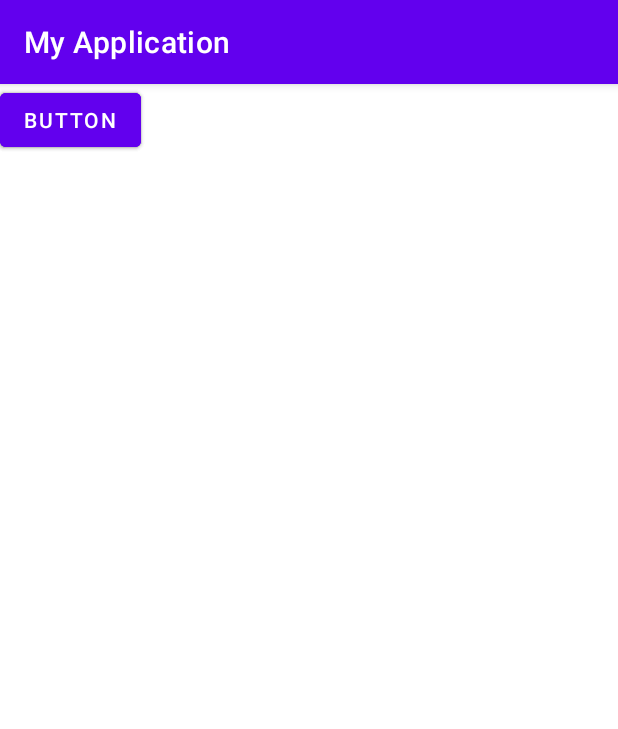
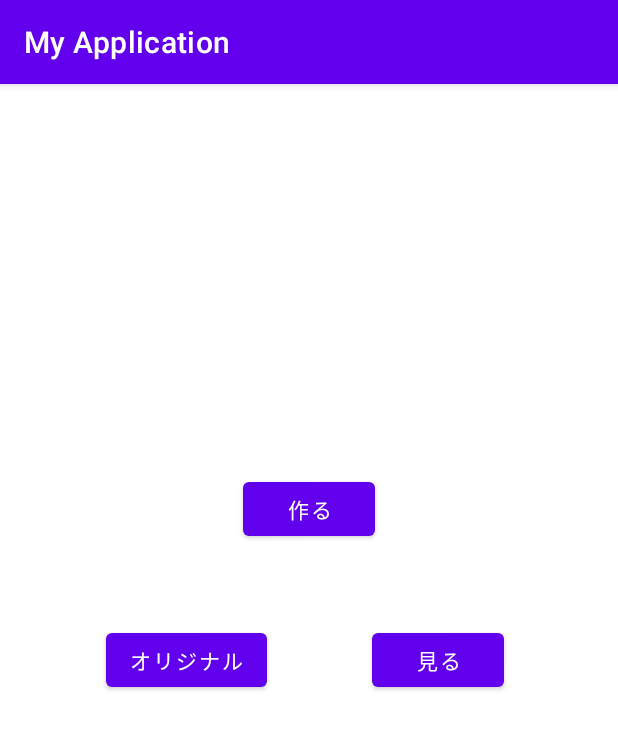
Before and after one commit to aira0046/ideanoizumi, an Android app: the screen it shows after launch (MainActivity), on a phone screen of 412 x 824 dp. Shown: the top 729 px of the screen. Run offline under Robolectric (Android 15) with nearby library versions, the phone set to English and light mode, and no system bars; libraries missing offline, so code that uses them is left out: io.realm; 4 statements that could not run were skipped.

Commit message:
画面遷移メインからグループ

```diff
--- a/app/src/main/java/com/example/myapplication/MainActivity.kt
+++ b/app/src/main/java/com/example/myapplication/MainActivity.kt
@@ -1,14 +1,19 @@
 package com.example.myapplication
 
+import android.content.Intent
+import android.content.IntentFilter
 import androidx.appcompat.app.AppCompatActivity
 import android.os.Bundle
+import android.view.View
 
 class MainActivity : AppCompatActivity() {
     override fun onCreate(savedInstanceState: Bundle?) {
         super.onCreate(savedInstanceState)
         setContentView(R.layout.activity_main)
 
-
-        //nyannyan
+        originalbutton.setOnClickListener {
+            val toRealmIdeaApplicationIntent = Intent(this, RealmIdeaApplication::class.java)
+            startActivities(toRealmIdeaApplicationIntent)
+        }
     }
 }
--- a/app/src/main/res/layout/activity_main.xml
+++ b/app/src/main/res/layout/activity_main.xml
@@ -7,26 +7,34 @@
     tools:context=".MainActivity">
 
     <Button
-        android:id="@+id/button"
+        android:id="@+id/tukurubutton"
         android:layout_width="wrap_content"
         android:layout_height="wrap_content"
-        android:text="Button"
-        tools:layout_editor_absoluteX="159dp"
-        tools:layout_editor_absoluteY="210dp" />
+        android:text="作る"
+        app:layout_constraintBottom_toBottomOf="parent"
+        app:layout_constraintEnd_toEndOf="parent"
+        app:layout_constraintStart_toStartOf="parent"
+        app:layout_constraintTop_toTopOf="parent"
+        app:layout_constraintVertical_bias="0.36" />
 
     <Button
-        android:id="@+id/button2"
+        android:id="@+id/originalbutton"
         android:layout_width="wrap_content"
         android:layout_height="wrap_content"
-        android:text="Button"
-        tools:layout_editor_absoluteX="50dp"
-        tools:layout_editor_absoluteY="309dp" />
+        android:text="オリジナル"
+        app:layout_constraintBottom_toBottomOf="parent"
+        app:layout_constraintEnd_toStartOf="@+id/mirubutton"
+        app:layout_constraintStart_toStartOf="parent"
+        app:layout_constraintTop_toTopOf="parent" />
 
     <Button
-        android:id="@+id/button3"
+        android:id="@+id/mirubutton"
         android:layout_width="wrap_content"
         android:layout_height="wrap_content"
-        android:text="Button"
-        tools:layout_editor_absoluteX="253dp"
-        tools:layout_editor_absoluteY="315dp" />
+        android:layout_marginEnd="76dp"
+        android:layout_marginRight="76dp"
+        android:text="見る"
+        app:layout_constraintBottom_toBottomOf="parent"
+        app:layout_constraintEnd_toEndOf="parent"
+        app:layout_constraintTop_toTopOf="parent" />
 </androidx.constraintlayout.widget.ConstraintLayout>
```
